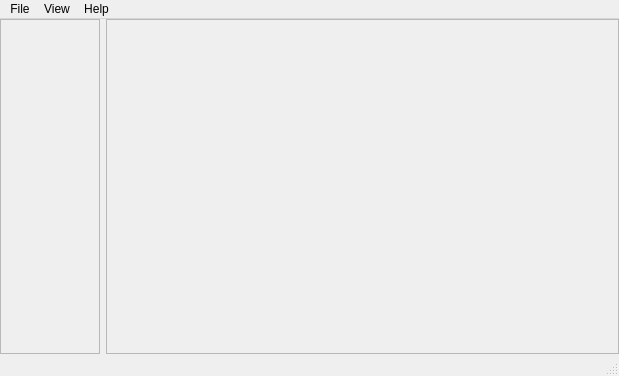
Before: the Qt Designer form Window.ui in ailinwang/qt-gsview, drawn with Qt 5.
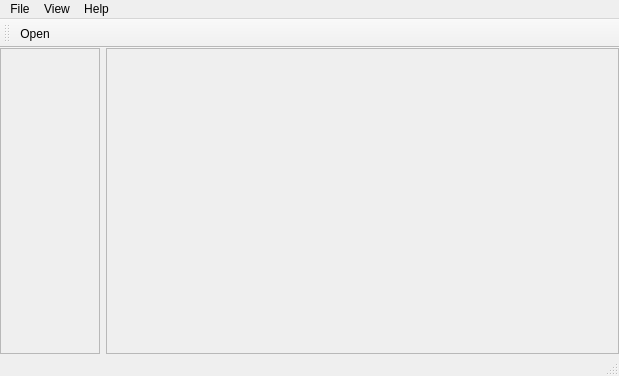
After: the same form once the commit is applied. Icons and pictures are not drawn.

Commit message: starting to add a toolbar

Patch:
```diff
--- a/Window.ui
+++ b/Window.ui
@@ -89,7 +89,7 @@
             <x>0</x>
             <y>0</y>
             <width>98</width>
-            <height>331</height>
+            <height>295</height>
            </rect>
           </property>
          </widget>
@@ -115,7 +115,7 @@
             <x>0</x>
             <y>0</y>
             <width>507</width>
-            <height>331</height>
+            <height>295</height>
            </rect>
           </property>
          </widget>
@@ -179,6 +179,24 @@
     <bool>false</bool>
    </property>
   </widget>
+  <widget class="QToolBar" name="toolBar">
+   <property name="windowTitle">
+    <string>toolBar</string>
+   </property>
+   <property name="iconSize">
+    <size>
+     <width>24</width>
+     <height>24</height>
+    </size>
+   </property>
+   <attribute name="toolBarArea">
+    <enum>TopToolBarArea</enum>
+   </attribute>
+   <attribute name="toolBarBreak">
+    <bool>false</bool>
+   </attribute>
+   <addaction name="actionOpen"/>
+  </widget>
   <action name="actionOpen">
    <property name="text">
     <string>&amp;Open...</string>
```
Left out of the diff: 8 changed lines with no effect on the pictures. The commit also changes 2 other files.
